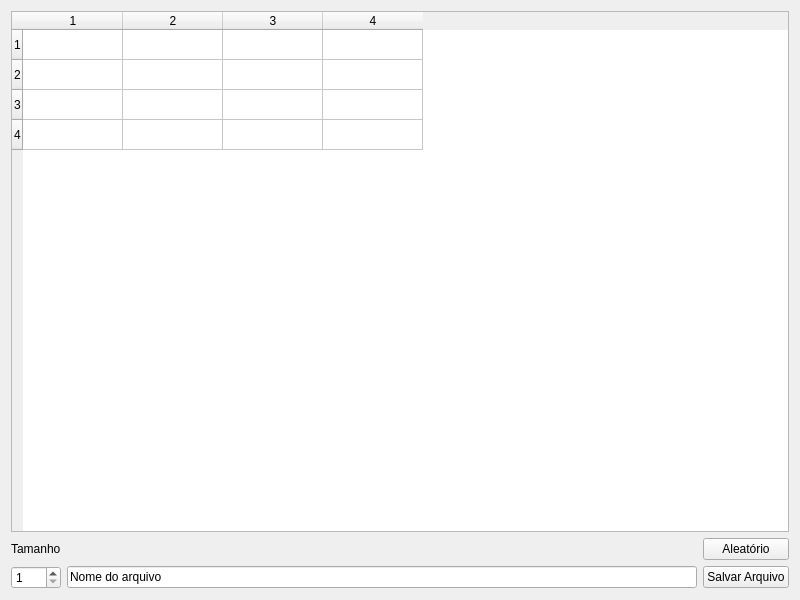
Old version of the form GeradorTestes/mainwindow.ui in the repository OitoH/TrabalhoPuzzlePS.
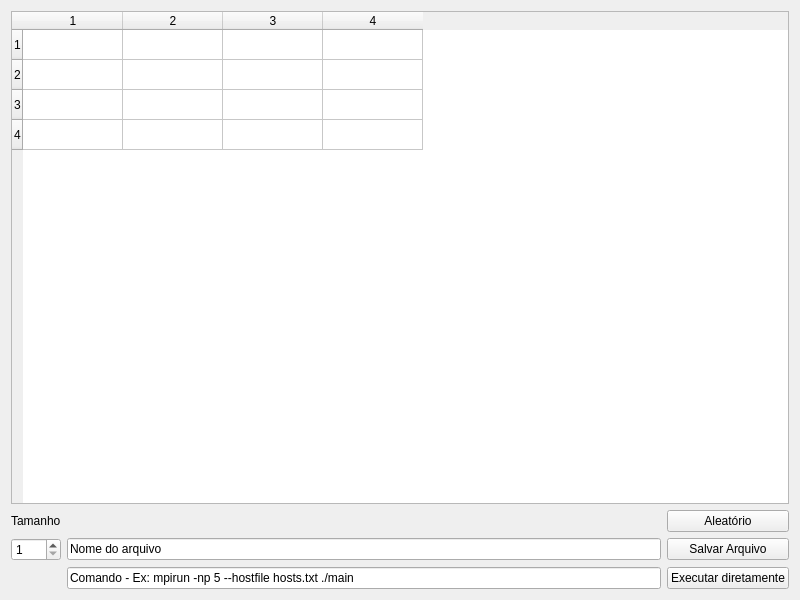
New version of the form.

Commit message: Permitindo comunicação entr eo gerador de testes e o resolvedor diretamente.

Patch:
```diff
--- a/GeradorTestes/mainwindow.ui
+++ b/GeradorTestes/mainwindow.ui
@@ -94,6 +94,20 @@
         </property>
        </widget>
       </item>
+      <item row="2" column="2">
+       <widget class="QPushButton" name="runButton">
+        <property name="text">
+         <string>Executar diretamente</string>
+        </property>
+       </widget>
+      </item>
+      <item row="2" column="1">
+       <widget class="QLineEdit" name="commandLineEdit">
+        <property name="text">
+         <string>Comando - Ex: mpirun -np 5 --hostfile hosts.txt ./main</string>
+        </property>
+       </widget>
+      </item>
      </layout>
     </item>
    </layout>
```
The commit also changes 4 other files.
